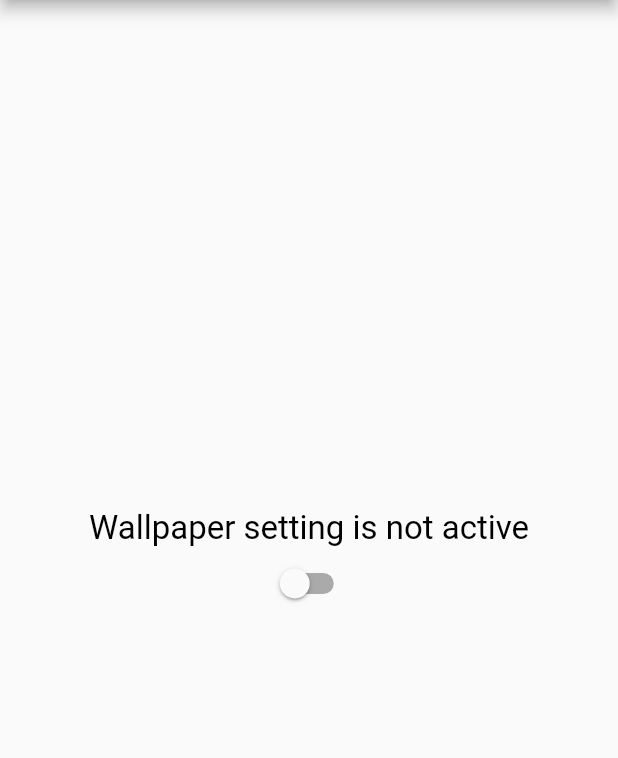
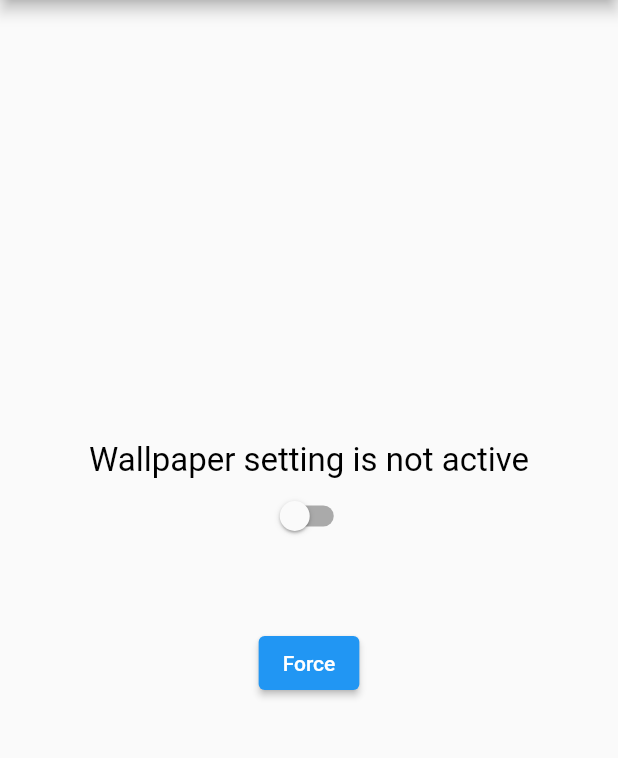
Before and after one commit to lorenzo-medici/apod_lockscreen, a Flutter app: the screen it shows after launch, on a phone screen of 412 x 824 dp, the part 84-842 px from its top. Run offline on Flutter 3.47's test engine with Material 2 defaults, Android fonts, the phone set to English and light mode, and no system bars; our stand-ins replace awesome_notifications, date_format, flutter_cache_manager, shared_preferences; missing offline and left inert: background_fetch, flutter_wallpaper_manager.

Commit message:
- changed notification text - added button to force current day image to be set

```diff
--- a/lib/main.dart
+++ b/lib/main.dart
@@ -119,7 +119,7 @@
       body: Center(
         child: SizedBox(
           width: double.infinity,
-          height: 90,
+          height: 180,
           child: Column(
             children: [
               RichText(
@@ -149,6 +149,15 @@
                     _toggleSwitch(value, mounted);
                   });
                 },
+              ),
+              const SizedBox(
+                height: 50,
+              ),
+              ElevatedButton(
+                onPressed: () {
+                  WorkerClass.changeLockScreenWallpaper();
+                },
+                child: Text("Force"),
               )
             ],
           ),
--- a/lib/models/space_media.dart
+++ b/lib/models/space_media.dart
@@ -1,9 +1,13 @@
 class SpaceMedia {
   final DateTime date;
   final String hdImageUrl;
+  final String title;
+  final String description;
 
   SpaceMedia({
     required this.date,
     required this.hdImageUrl,
+    required this.title,
+    required this.description,
   });
 }
--- a/lib/objects/worker_class.dart
+++ b/lib/objects/worker_class.dart
@@ -92,8 +92,8 @@ class WorkerClass {
         Utils.sendNotification(
             55,
             false,
-            'Changed lock screen wallpaper',
-            'APOD of ${media.date.day}/${media.date.month}/${media.date.year} set!',
+            '${media.date.day}/${media.date.month}/${media.date.year}: ${media.title}',
+            media.description,
             media.hdImageUrl);
       } else {
         Utils.sendNotification(56, true, 'changeLockScreenWallpaper',
```
Also changed, not shown: lib/services/get_apod.dart (+22 -0 lines), lib/utils.dart (+6 -1 lines), pubspec.lock, 1 other file.
